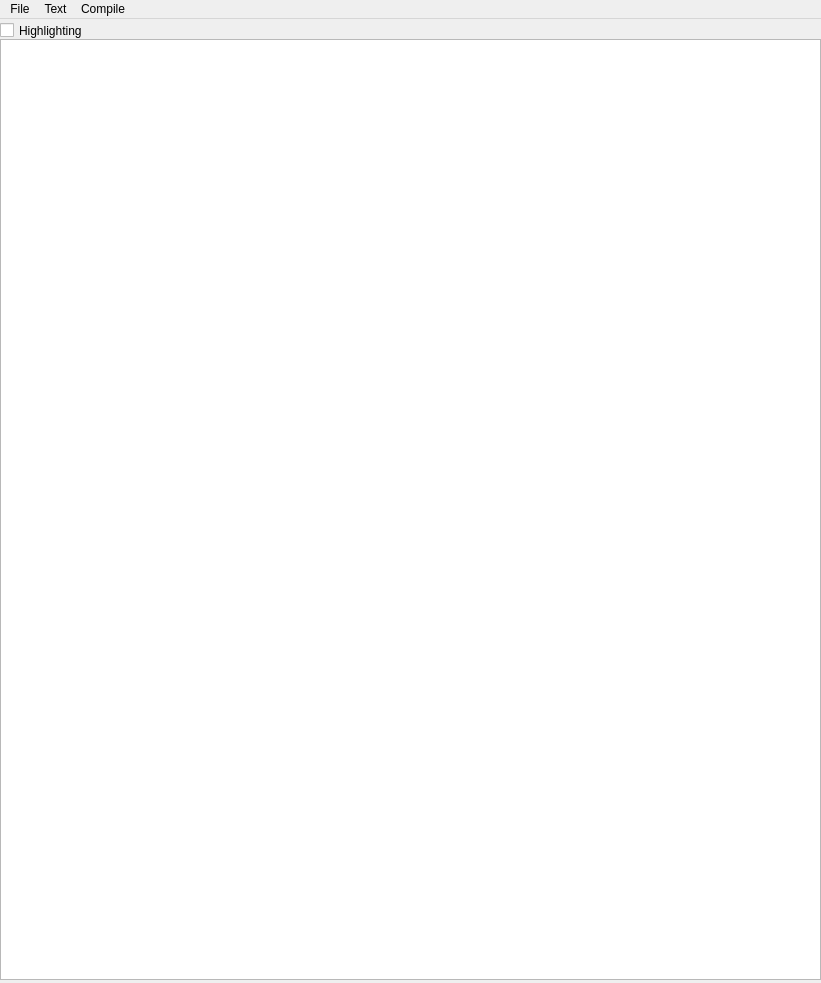
Qt form src/mainwindow.ui (PhilippUryas/Vega-QtTextEditor) before a commit.
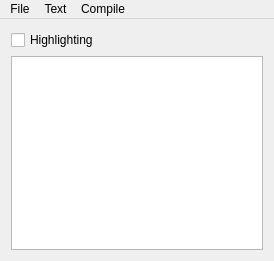
The same form after that commit.

The edit to the form file:
```diff
--- a/src/mainwindow.ui
+++ b/src/mainwindow.ui
@@ -6,29 +6,24 @@
    <rect>
     <x>0</x>
     <y>0</y>
-    <width>821</width>
-    <height>983</height>
+    <width>274</width>
+    <height>261</height>
    </rect>
   </property>
   <property name="windowTitle">
    <string>MainWindow</string>
   </property>
   <widget class="QWidget" name="centralWidget">
+   <layout class="QVBoxLayout" name="verticalLayout">
+    <item>
+     <widget class="QCheckBox" name="checkBoxHighlighting">
+      <property name="text">
+       <string>Highlighting</string>
+      </property>
+     </widget>
+    </item>
+    <item>
    <widget class="QTextEdit" name="textEdit">
-    <property name="geometry">
-     <rect>
-      <x>0</x>
-      <y>20</y>
-      <width>821</width>
-      <height>941</height>
-     </rect>
-    </property>
-    <property name="sizePolicy">
-     <sizepolicy hsizetype="Fixed" vsizetype="Fixed">
-      <horstretch>0</horstretch>
-      <verstretch>0</verstretch>
-     </sizepolicy>
-    </property>
     <property name="font">
      <font>
       <pointsize>12</pointsize>
@@ -47,26 +42,15 @@
      <number>40</number>
     </property>
    </widget>
-   <widget class="QCheckBox" name="checkBoxHighlighting">
-    <property name="geometry">
-     <rect>
-      <x>0</x>
-      <y>0</y>
-      <width>109</width>
-      <height>23</height>
-     </rect>
-    </property>
-    <property name="text">
-     <string>Highlighting</string>
-    </property>
-   </widget>
+    </item>
+   </layout>
   </widget>
   <widget class="QMenuBar" name="menuBar">
    <property name="geometry">
     <rect>
      <x>0</x>
      <y>0</y>
-     <width>821</width>
+     <width>274</width>
      <height>22</height>
     </rect>
    </property>
```
Left out of the diff: 19 changed lines with no effect on the pictures. Lines whose indentation alone changed are shown as unchanged.
